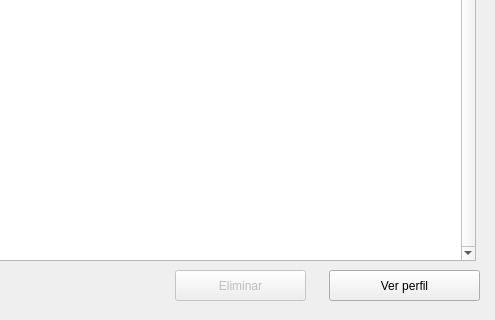
This is ui/main_window.ui in liconaj/ResumeManager as Qt 5 draws it before an edit; both pictures show x 505 to 1000 and y 280 to 600 of the 1000 by 600 pixel window. The edited form follows.
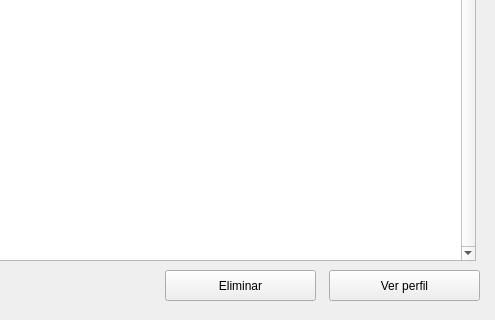
This is the edited form.

```diff
--- a/ui/main_window.ui
+++ b/ui/main_window.ui
@@ -121,25 +121,6 @@
      <string>Importar</string>
     </property>
    </widget>
-   <widget class="QPushButton" name="deleteProfilePushButton">
-    <property name="enabled">
-     <bool>false</bool>
-    </property>
-    <property name="geometry">
-     <rect>
-      <x>680</x>
-      <y>550</y>
-      <width>131</width>
-      <height>31</height>
-     </rect>
-    </property>
-    <property name="text">
-     <string>Eliminar</string>
-    </property>
-    <property name="flat">
-     <bool>false</bool>
-    </property>
-   </widget>
    <widget class="QPushButton" name="seeProfilePushButton">
     <property name="geometry">
      <rect>
@@ -187,6 +168,19 @@
      <string>Resultados</string>
     </property>
    </widget>
+   <widget class="QPushButton" name="deleteProfilePushButton">
+    <property name="geometry">
+     <rect>
+      <x>670</x>
+      <y>550</y>
+      <width>151</width>
+      <height>31</height>
+     </rect>
+    </property>
+    <property name="text">
+     <string>Eliminar</string>
+    </property>
+   </widget>
   </widget>
  </widget>
  <resources/>
```
